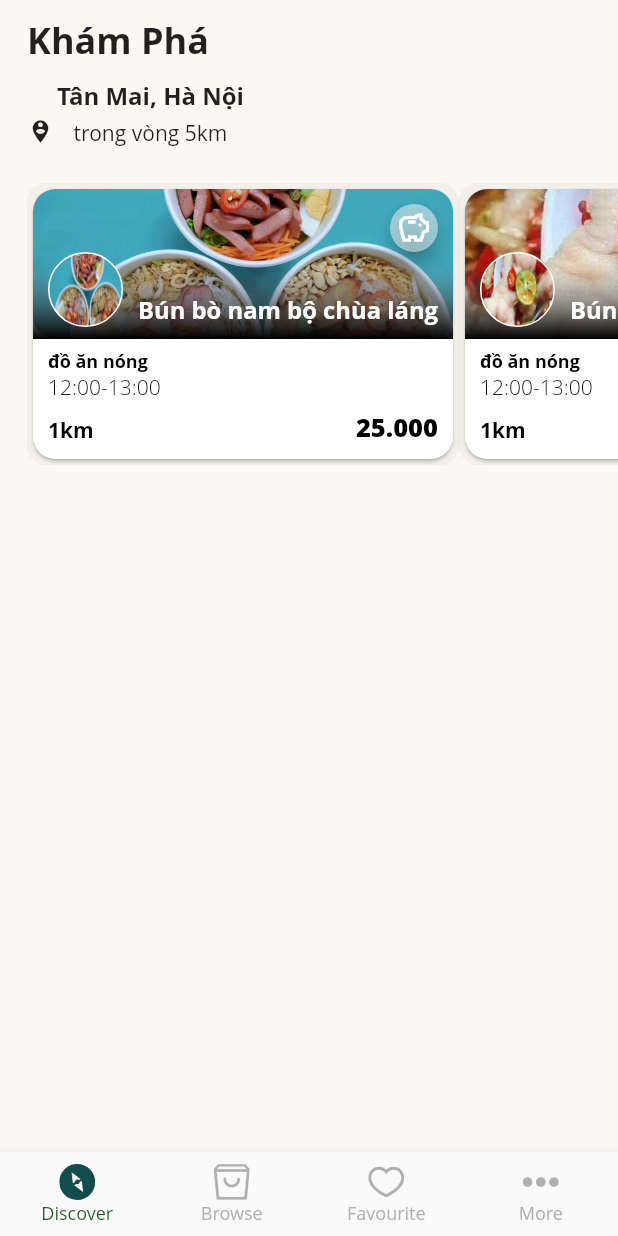
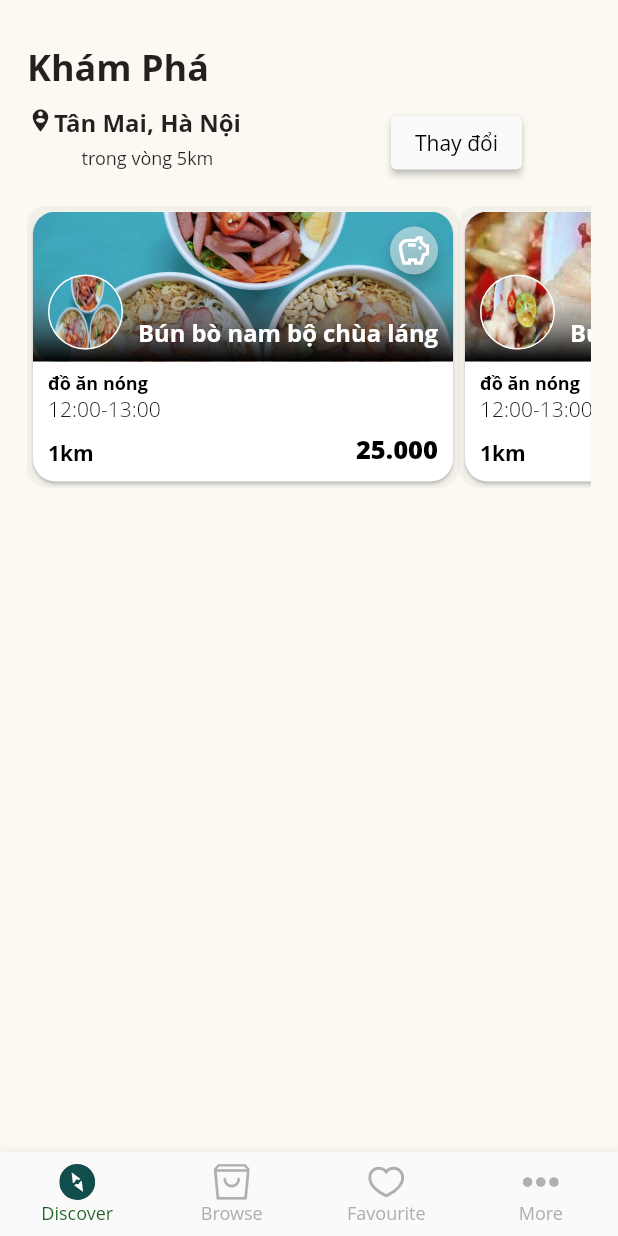
Before and after one commit to bigpuppycat/app_dat_do, a Flutter app: the screen it shows after launch, on a phone screen of 412 x 824 dp. Run offline on Flutter 3.47's test engine with Material 2 defaults, Android fonts, the light colour scheme and no system bars; our stand-ins replace flutter_svg; Roboto replaces fonts that are missing (Open Sans).

Commit message:
chỉnh icon
chỉnh icon

```diff
--- a/lib/discover/component/body.dart
+++ b/lib/discover/component/body.dart
@@ -10,7 +10,7 @@ class Body extends StatelessWidget {
   Widget build(BuildContext context) {
     return SafeArea(
       child: Padding(
-        padding: const EdgeInsets.only(left: 18.0),
+        padding: const EdgeInsets.symmetric(vertical: 18.0, horizontal: 18),
         child: SingleChildScrollView(
           child: Column(
             children: <Widget>[
@@ -28,16 +28,13 @@ class Body extends StatelessWidget {
               const SizedBox(
                 height: 10,
               ),
-              Container(
-                // padding: const EdgeInsets.only(
-                //   left: 20.0,
-                // ),
-                alignment: Alignment.centerLeft,
-                child: Row(
-                  mainAxisSize: MainAxisSize.min,
+              Row(
+                crossAxisAlignment: CrossAxisAlignment.start,
+                mainAxisAlignment: MainAxisAlignment.start,
                 children: [
                   Container(
-                      padding: EdgeInsets.only(right: 2.0, top: 0),
+                    // alignment: crossAxisAlignment.to,
+                    // padding: EdgeInsets.only(right: 2.0),
                     child: Icon(
                       Icons.person_pin_circle,
                       size: 18,
@@ -46,7 +43,8 @@ class Body extends StatelessWidget {
                   Container(
                     padding: EdgeInsets.only(bottom: 24),
                     child: Column(
-                        children: const <Widget>[
+                      // mainAxisAlignment: MainAxisAlignment.start,
+                      children: <Widget>[
                         Text(
                           'Tân Mai, Hà Nội',
                           style: TextStyle(
@@ -58,14 +56,24 @@ class Body extends StatelessWidget {
                         Text(
                           'trong vòng 5km',
                           style: TextStyle(
-                              fontSize: 14,
+                            fontSize: 12,
                           ),
                         ),
                       ],
                     ),
                   ),
+                  SizedBox(
+                    width: 100,
+                  ),
+                  ElevatedButton(
+                      onPressed: () {},
+                      style: ElevatedButton.styleFrom(
+                          primary: Colors.grey.shade50),
+                      child: Text('Thay đổi',
+                          style: TextStyle(
+                            color: Colors.black.withOpacity(1.0),
+                          ))),
                 ],
-                ),
               ),
               PopularProducts(),
             ],
```
Lines whose indentation alone changed are shown as unchanged.
